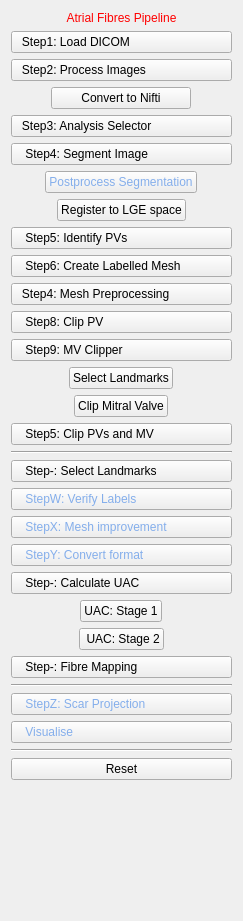
Above: CemrgApp/Plugins/kcl.cemrgapp.atrialfibres/src/internal/AtrialFibresViewControls.ui from OpenHeartDevelopers/CemrgApp before the change. Below: the same form after it.
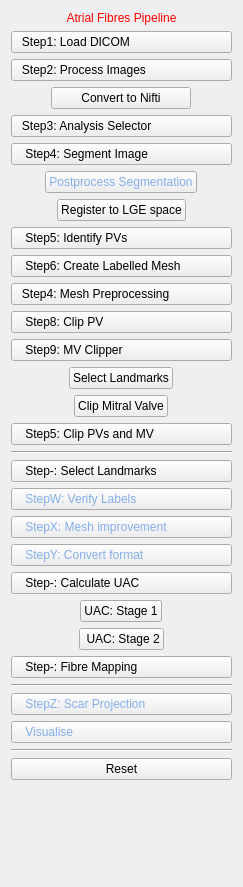
That is the form after the change.

Diff of the .ui file:
```diff
--- a/CemrgApp/Plugins/kcl.cemrgapp.atrialfibres/src/internal/AtrialFibresViewControls.ui
+++ b/CemrgApp/Plugins/kcl.cemrgapp.atrialfibres/src/internal/AtrialFibresViewControls.ui
@@ -7,7 +7,7 @@
     <x>0</x>
     <y>0</y>
     <width>243</width>
-    <height>921</height>
+    <height>887</height>
    </rect>
   </property>
   <property name="font">
```
